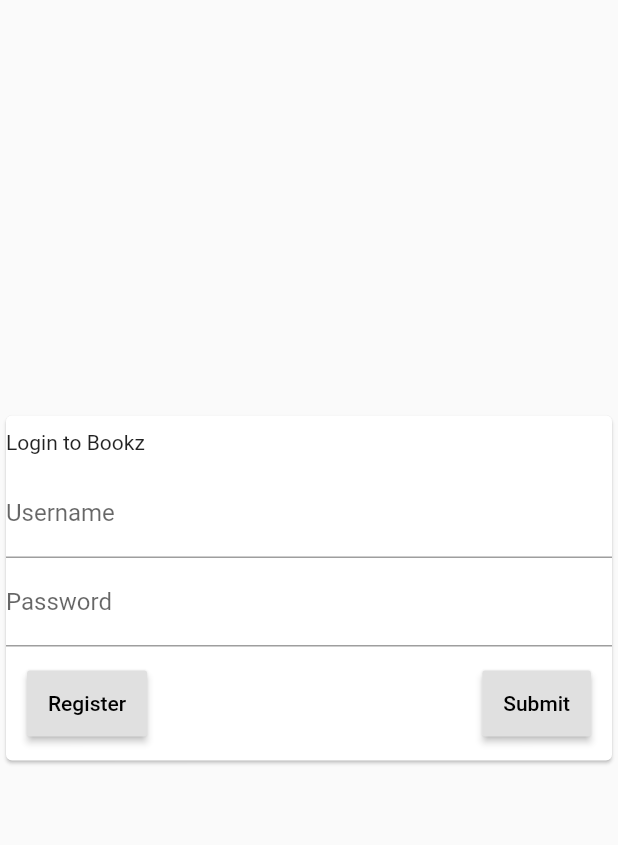
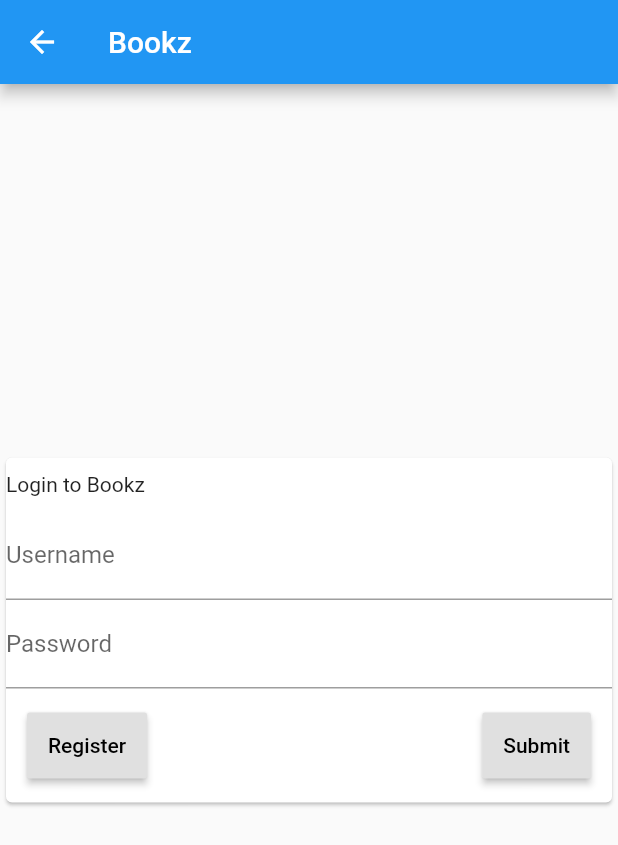
Before and after one commit to SSubPPaRR/bookz_app, a Flutter app: the MyLoginScreen screen opened directly, on a phone screen of 412 x 824 dp. Shown: the top 845 px of the screen. Run offline on Flutter 3.47's test engine with Material 2 defaults, Android fonts, the phone set to English and light mode, and no system bars; network calls fail.

Commit message:
-)Renamed MyCatalog.dart to MyHomePage.dart -)Navigator to go from MyLoginScreen.dart on boot to MyHomePage.dart screen after login

```diff
--- a/lib/screens/MainScreen.dart
+++ b/lib/screens/MainScreen.dart
@@ -13,7 +13,7 @@ class _MainScreenState extends State<MainScreen>{
   static const TextStyle optionStyle =
   TextStyle(fontSize: 30, fontWeight: FontWeight.bold);
   static  List<Widget> _widgetOptions = <Widget>[
-    MyCatalog(),
+    MyHomePage(),
     Text(
       'Index 1: Catalog',
       style: optionStyle,
@@ -33,6 +33,9 @@ class _MainScreenState extends State<MainScreen>{
   @override
   Widget build(BuildContext context) {
     return Scaffold(
+      appBar: AppBar(
+        title: Text("Bookz"),
+      ),
       body: Center(
         child: _widgetOptions.elementAt(_selectedIndex),
       ),
--- a/lib/screens/MyHomePage.dart
+++ b/lib/screens/MyHomePage.dart
@@ -4,7 +4,7 @@ import 'package:flutter/cupertino.dart';
 import 'package:flutter/material.dart';
 
 
-class MyCatalog extends StatelessWidget{
+class MyHomePage extends StatelessWidget{
   final List<Book> _newRelease =[
     Book(
       title:"this is a test book",
--- a/lib/screens/MyLoginScreen.dart
+++ b/lib/screens/MyLoginScreen.dart
@@ -26,10 +26,13 @@ class _MyLoginScreenState extends State<MyLoginScreen> {
 
   @override
   Widget build(BuildContext context) {
-    // Build a Form widget using the _formKey created above.
 
     //return login form
-    return Center(
+    return Scaffold(
+        appBar: AppBar(
+          title: Text("Bookz"),
+        ),
+        body: Center(
           child: Column(
             mainAxisAlignment: MainAxisAlignment.center,
             children: <Widget>[
@@ -87,6 +90,7 @@ class _MyLoginScreenState extends State<MyLoginScreen> {
                                             content:
                                             Text('Processing Data')));
                                   }
+                                  Navigator.pushNamed(context, "/main");
                                 },
                                 child: Text('Submit'),
                               )
@@ -171,6 +175,7 @@ class _MyLoginScreenState extends State<MyLoginScreen> {
               ),
             ],
           ),
+        )
     );
   }
 }
```
Also changed, not shown: lib/main.dart (+10 -28 lines). Lines whose indentation alone changed are shown as unchanged.
